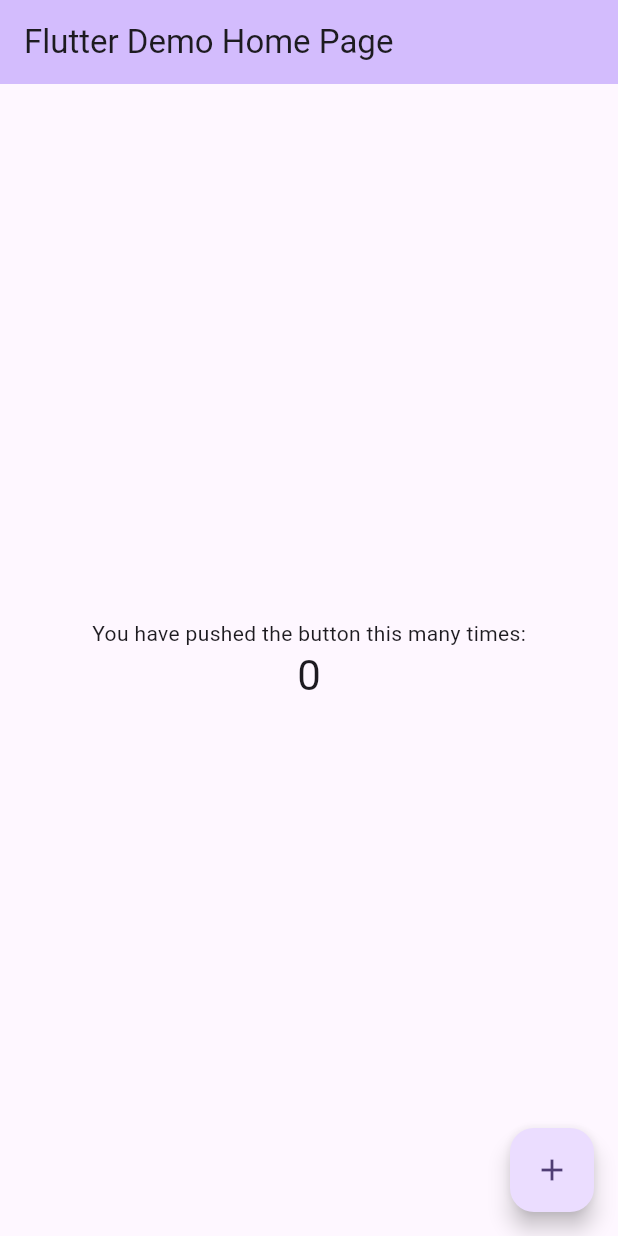
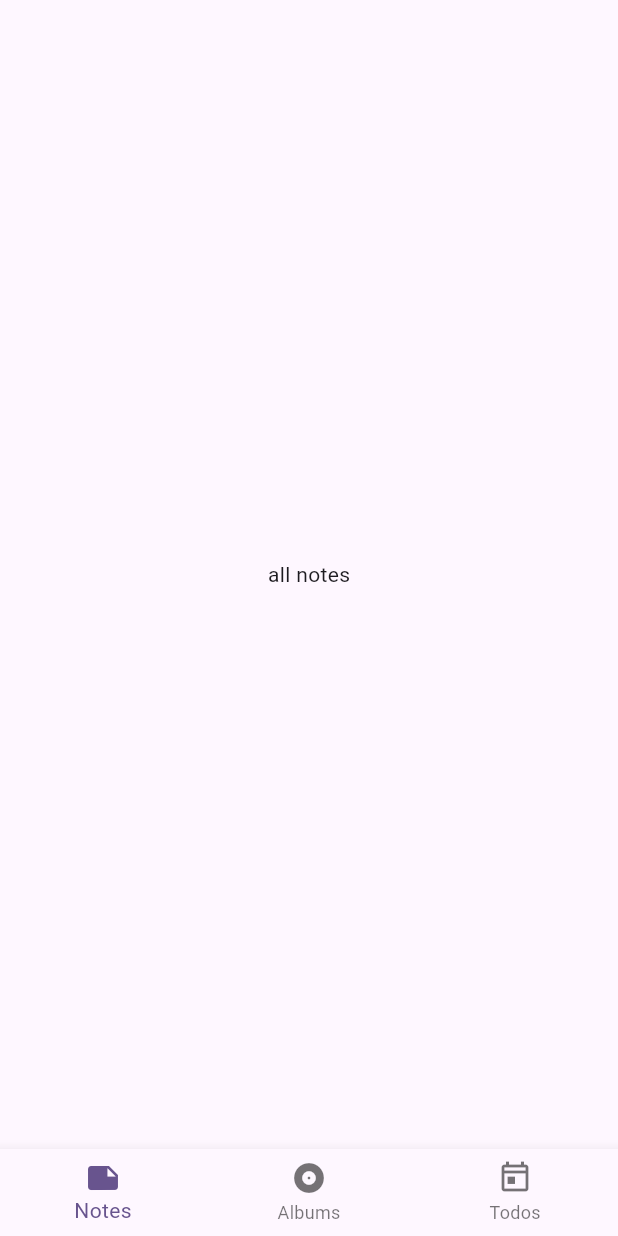
Before and after one commit to ahtsaa29/json_app, a Flutter app: the screen it shows after launch, on a phone screen of 412 x 824 dp. Run offline on Flutter 3.47's test engine with Material 3 defaults, Android fonts, the phone set to English and light mode, and no system bars.

Commit message:
app skeleton ready

```diff
--- a/lib/main.dart
+++ b/lib/main.dart
@@ -1,7 +1,16 @@
 import 'package:flutter/material.dart';
+import 'package:json_api/provider/album_provider.dart';
+import 'package:json_api/provider/note_provider.dart';
+import 'package:json_api/provider/todo_provider.dart';
+import 'package:json_api/view/pages/home_page.dart';
+import 'package:provider/provider.dart';
 
 void main() {
-  runApp(const MyApp());
+  runApp(MultiProvider(providers: [
+    ChangeNotifierProvider(create: (_) => AlbumProvider()),
+    ChangeNotifierProvider(create: (_) => NoteProvider()),
+    ChangeNotifierProvider(create: (_) => TodoProvider()),
+  ], child: const MyApp()));
 }
 
 class MyApp extends StatelessWidget {
@@ -13,113 +22,10 @@ class MyApp extends StatelessWidget {
     return MaterialApp(
       title: 'Flutter Demo',
       theme: ThemeData(
-        // This is the theme of your application.
-        //
-        // TRY THIS: Try running your application with "flutter run". You'll see
-        // the application has a purple toolbar. Then, without quitting the app,
-        // try changing the seedColor in the colorScheme below to Colors.green
-        // and then invoke "hot reload" (save your changes or press the "hot
-        // reload" button in a Flutter-supported IDE, or press "r" if you used
-        // the command line to start the app).
-        //
-        // Notice that the counter didn't reset back to zero; the application
-        // state is not lost during the reload. To reset the state, use hot
-        // restart instead.
-        //
-        // This works for code too, not just values: Most code changes can be
-        // tested with just a hot reload.
         colorScheme: ColorScheme.fromSeed(seedColor: Colors.deepPurple),
         useMaterial3: true,
       ),
-      home: const MyHomePage(title: 'Flutter Demo Home Page'),
+      home: const MyHomePage(),
     );
   }
 }
-
-class MyHomePage extends StatefulWidget {
-  const MyHomePage({super.key, required this.title});
-
-  // This widget is the home page of your application. It is stateful, meaning
-  // that it has a State object (defined below) that contains fields that affect
-  // how it looks.
-
-  // This class is the configuration for the state. It holds the values (in this
-  // case the title) provided by the parent (in this case the App widget) and
-  // used by the build method of the State. Fields in a Widget subclass are
-  // always marked "final".
-
-  final String title;
-
-  @override
-  State<MyHomePage> createState() => _MyHomePageState();
-}
-
-class _MyHomePageState extends State<MyHomePage> {
-  int _counter = 0;
-
-  void _incrementCounter() {
-    setState(() {
-      // This call to setState tells the Flutter framework that something has
-      // changed in this State, which causes it to rerun the build method below
-      // so that the display can reflect the updated values. If we changed
-      // _counter without calling setState(), then the build method would not be
-      // called again, and so nothing would appear to happen.
-      _counter++;
-    });
-  }
-
-  @override
-  Widget build(BuildContext context) {
-    // This method is rerun every time setState is called, for instance as done
-    // by the _incrementCounter method above.
-    //
-    // The Flutter framework has been optimized to make rerunning build methods
-    // fast, so that you can just rebuild anything that needs updating rather
-    // than having to individually change instances of widgets.
-    return Scaffold(
-      appBar: AppBar(
-        // TRY THIS: Try changing the color here to a specific color (to
-        // Colors.amber, perhaps?) and trigger a hot reload to see the AppBar
-        // change color while the other colors stay the same.
-        backgroundColor: Theme.of(context).colorScheme.inversePrimary,
-        // Here we take the value from the MyHomePage object that was created by
-        // the App.build method, and use it to set our appbar title.
-        title: Text(widget.title),
-      ),
-      body: Center(
-        // Center is a layout widget. It takes a single child and positions it
-        // in the middle of the parent.
-        child: Column(
-          // Column is also a layout widget. It takes a list of children and
-          // arranges them vertically. By default, it sizes itself to fit its
-          // children horizontally, and tries to be as tall as its parent.
-          //
-          // Column has various properties to control how it sizes itself and
-          // how it positions its children. Here we use mainAxisAlignment to
-          // center the children vertically; the main axis here is the vertical
-          // axis because Columns are vertical (the cross axis would be
-          // horizontal).
-          //
-          // TRY THIS: Invoke "debug painting" (choose the "Toggle Debug Paint"
-          // action in the IDE, or press "p" in the console), to see the
-          // wireframe for each widget.
-          mainAxisAlignment: MainAxisAlignment.center,
-          children: <Widget>[
-            const Text(
-              'You have pushed the button this many times:',
-            ),
-            Text(
-              '$_counter',
-              style: Theme.of(context).textTheme.headlineMedium,
-            ),
-          ],
-        ),
-      ),
-      floatingActionButton: FloatingActionButton(
-        onPressed: _incrementCounter,
-        tooltip: 'Increment',
-        child: const Icon(Icons.add),
-      ), // This trailing comma makes auto-formatting nicer for build methods.
-    );
-  }
-}
--- /dev/null
+++ b/lib/provider/album_provider.dart
@@ -0,0 +1,3 @@
+import 'package:flutter/material.dart';
+
+class AlbumProvider extends ChangeNotifier {}
--- /dev/null
+++ b/lib/provider/note_provider.dart
@@ -0,0 +1,3 @@
+import 'package:flutter/material.dart';
+
+class NoteProvider extends ChangeNotifier {}
--- /dev/null
+++ b/lib/provider/todo_provider.dart
@@ -0,0 +1,3 @@
+import 'package:flutter/material.dart';
+
+class TodoProvider extends ChangeNotifier {}
--- /dev/null
+++ b/lib/static/urls.dart
@@ -0,0 +1,5 @@
+class AppUrls {
+  final String baseUrl = "https://jsonplaceholder.typicode.com/";
+}
+
+AppUrls urls = AppUrls();
--- /dev/null
+++ b/lib/view/pages/albums.dart
@@ -0,0 +1,12 @@
+import 'package:flutter/material.dart';
+
+class Albums extends StatelessWidget {
+  const Albums({super.key});
+
+  @override
+  Widget build(BuildContext context) {
+    return const Center(
+      child: Text("all Albums"),
+    );
+  }
+}
--- /dev/null
+++ b/lib/view/pages/home_page.dart
@@ -0,0 +1,44 @@
+import 'dart:developer';
+
+import 'package:flutter/material.dart';
+import 'package:json_api/view/pages/albums.dart';
+import 'package:json_api/view/pages/notes.dart';
+import 'package:json_api/view/pages/todos.dart';
+
+class MyHomePage extends StatefulWidget {
+  const MyHomePage({super.key});
+
+  @override
+  State<MyHomePage> createState() => _MyHomePageState();
+}
+
+class _MyHomePageState extends State<MyHomePage> {
+  int navIndex = 0;
+
+  @override
+  Widget build(BuildContext context) {
+    return SafeArea(
+        child: Scaffold(
+      bottomNavigationBar: BottomNavigationBar(
+        currentIndex: navIndex,
+        onTap: (index) {
+          log(index.toString());
+          setState(() {
+            navIndex = index;
+          });
+        },
+        items: const [
+          BottomNavigationBarItem(icon: Icon(Icons.note), label: "Notes"),
+          BottomNavigationBarItem(icon: Icon(Icons.album), label: "Albums"),
+          BottomNavigationBarItem(
+              icon: Icon(Icons.today_outlined), label: "Todos"),
+        ],
+      ),
+      body: navIndex == 0
+          ? const Notes()
+          : navIndex == 1
+              ? const Albums()
+              : const Todos(),
+    ));
+  }
+}
--- /dev/null
+++ b/lib/view/pages/notes.dart
@@ -0,0 +1,12 @@
+import 'package:flutter/material.dart';
+
+class Notes extends StatelessWidget {
+  const Notes({super.key});
+
+  @override
+  Widget build(BuildContext context) {
+    return const Center(
+      child: Text("all notes"),
+    );
+  }
+}
--- /dev/null
+++ b/lib/view/pages/todos.dart
@@ -0,0 +1,12 @@
+import 'package:flutter/material.dart';
+
+class Todos extends StatelessWidget {
+  const Todos({super.key});
+
+  @override
+  Widget build(BuildContext context) {
+    return const Center(
+      child: Text("all Todos"),
+    );
+  }
+}
--- a/pubspec.yaml
+++ b/pubspec.yaml
@@ -35,6 +35,8 @@ dependencies:
   # The following adds the Cupertino Icons font to your application.
   # Use with the CupertinoIcons class for iOS style icons.
   cupertino_icons: ^1.0.6
+  provider: ^6.1.2
+  http: ^1.2.2
 
 dev_dependencies:
   flutter_test:
```
Also changed, not shown: lib/static/api_wrapper.dart (added, +68 -0 lines), pubspec.lock.
